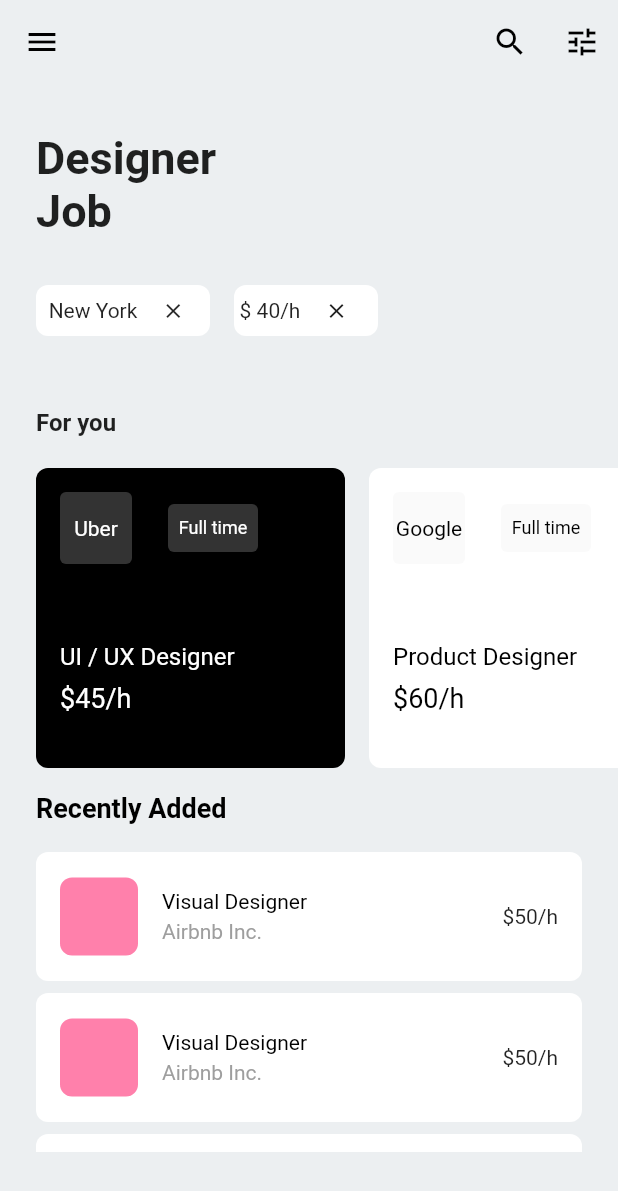
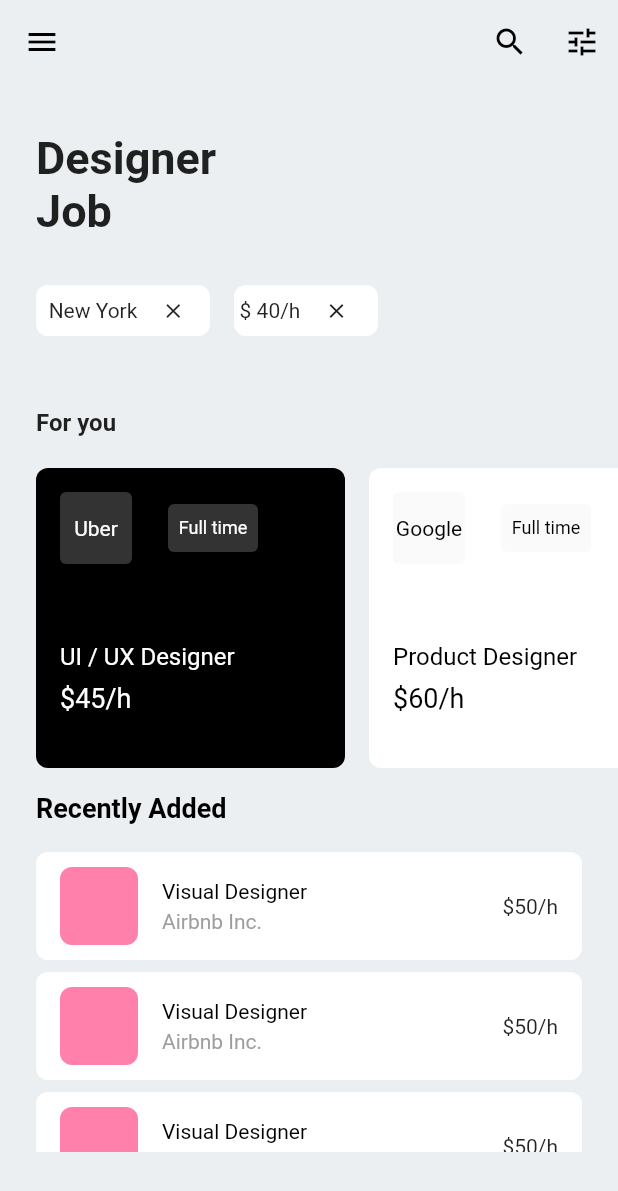
Before and after one commit to JAICHANGPARK/flutter_notebook_the_third_story, a Flutter app: the screen it shows after launch, on a phone screen of 412 x 824 dp. Shown: the top 1191 px of the screen. Run offline on Flutter 3.47's test engine with Material 2 defaults, Android fonts, the phone set to English and light mode, and no system bars; our stand-ins replace badges, dotted_border, fl_chart, google_fonts, page_transition, percent_indicator and 1 more.

Commit message:
Update main_page.dart

```diff
--- a/lib/job_finder_app/main_page.dart
+++ b/lib/job_finder_app/main_page.dart
@@ -307,7 +307,7 @@ class _MainPageState extends State<JopFinderMainPage> {
                       child: ListView.builder(itemBuilder: (context, index) {
                         return Container(
                           padding: EdgeInsets.symmetric(horizontal: 16),
-                          height: 86,
+                          height: 72,
                           margin: EdgeInsets.only(bottom: 8),
                           decoration: BoxDecoration(
                               color: Colors.white,
```
